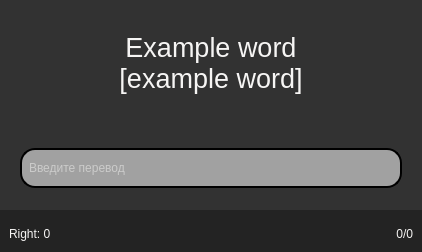
This is res/uis/test_level_1.ui in yasperrus/LearnEnglishSubtitles as Qt 5 draws it before an edit. The edited form follows.
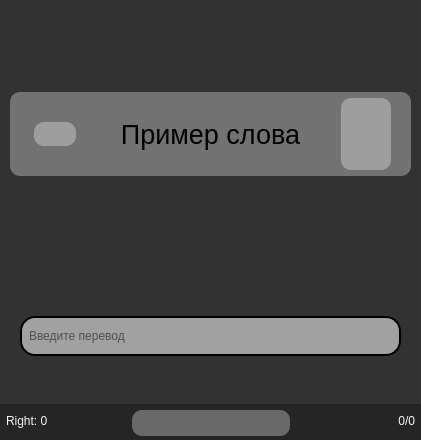
This is the edited form. Icons and pictures are not drawn.

Commit message: add theme settings? user can change background and text color. All this savable.

```diff
--- a/res/uis/test_level_1.ui
+++ b/res/uis/test_level_1.ui
@@ -6,8 +6,8 @@
    <rect>
     <x>0</x>
     <y>0</y>
-    <width>422</width>
-    <height>252</height>
+    <width>421</width>
+    <height>440</height>
    </rect>
   </property>
   <property name="sizePolicy">
@@ -39,7 +39,7 @@
     <number>0</number>
    </property>
    <item>
-    <widget class="QWidget" name="widget" native="true">
+    <widget class="QWidget" name="test_main_widget" native="true">
      <property name="sizePolicy">
       <sizepolicy hsizetype="Expanding" vsizetype="Expanding">
        <horstretch>0</horstretch>
@@ -55,7 +55,7 @@
      <property name="styleSheet">
       <string notr="true">background-color: rgba(50, 50, 50, 255);</string>
      </property>
-     <layout class="QVBoxLayout" name="verticalLayout_3" stretch="3,2,0">
+     <layout class="QVBoxLayout" name="verticalLayout_3" stretch="2,1,0">
       <property name="spacing">
        <number>0</number>
       </property>
@@ -71,8 +71,8 @@
       <property name="bottomMargin">
        <number>0</number>
       </property>
-      <item>
-       <widget class="QWidget" name="widget" native="true">
+      <item alignment="Qt::AlignVCenter">
+       <widget class="QWidget" name="widget_2" native="true">
         <property name="sizePolicy">
          <sizepolicy hsizetype="Preferred" vsizetype="Preferred">
           <horstretch>0</horstretch>
@@ -85,23 +85,25 @@
           <height>16777215</height>
          </size>
         </property>
-        <layout class="QHBoxLayout" name="horizontalLayout" stretch="0,1,0">
-         <property name="spacing">
-          <number>0</number>
-         </property>
+        <property name="styleSheet">
+         <string notr="true">margin: 10px;
+background-color: rgba(255, 255, 255, 80);
+border-radius: 10px;</string>
+        </property>
+        <layout class="QHBoxLayout" name="horizontalLayout_9" stretch="0,0,0">
          <property name="leftMargin">
           <number>6</number>
          </property>
          <property name="topMargin">
-          <number>0</number>
+          <number>6</number>
          </property>
          <property name="rightMargin">
           <number>6</number>
          </property>
          <property name="bottomMargin">
-          <number>0</number>
+          <number>6</number>
          </property>
-         <item>
+         <item alignment="Qt::AlignHCenter">
           <widget class="QPushButton" name="but_hard">
            <property name="sizePolicy">
             <sizepolicy hsizetype="Preferred" vsizetype="Maximum">
@@ -112,8 +114,9 @@
            <property name="styleSheet">
             <string notr="true">QPushButton {
 color: rgb(250, 250, 250);
-background-color: rgba(255, 255, 255, 0);
+background-color: rgba(255, 255, 255, 80);
 border: 0px solid #ffffff;
+padding:5px;
 }</string>
            </property>
            <property name="text">
@@ -136,24 +139,16 @@
          </item>
          <item>
           <widget class="QLabel" name="label_word">
-           <property name="sizePolicy">
-            <sizepolicy hsizetype="Expanding" vsizetype="Expanding">
-             <horstretch>0</horstretch>
-             <verstretch>0</verstretch>
-            </sizepolicy>
-           </property>
            <property name="font">
             <font>
              <pointsize>20</pointsize>
             </font>
            </property>
            <property name="styleSheet">
-            <string notr="true">background-color: rgba(255, 255, 255, 0);
-color: rgb(246, 245, 244);</string>
+            <string notr="true">background-color: rgba(255, 255, 255, 0);</string>
            </property>
            <property name="text">
-            <string>Example word
-[example word]</string>
+            <string>Пример слова</string>
            </property>
            <property name="alignment">
             <set>Qt::AlignCenter</set>
@@ -162,15 +157,13 @@
             <bool>true</bool>
            </property>
            <property name="margin">
-            <number>10</number>
+            <number>0</number>
            </property>
           </widget>
          </item>
-         <item>
-          <layout class="QVBoxLayout" name="verticalLayout_4">
-           <property name="spacing">
-            <number>0</number>
-           </property>
+         <item alignment="Qt::AlignHCenter">
+          <widget class="QWidget" name="widget_6" native="true">
+           <layout class="QVBoxLayout" name="verticalLayout_8">
            <item>
             <widget class="QLabel" name="label_right">
              <property name="minimumSize">
@@ -226,6 +219,7 @@
             </widget>
            </item>
           </layout>
+          </widget>
          </item>
         </layout>
        </widget>
@@ -245,7 +239,7 @@
          </size>
         </property>
         <property name="styleSheet">
-         <string notr="true"/>
+         <string notr="true">background-color: rgba(255, 255, 255, 0);</string>
         </property>
         <layout class="QHBoxLayout" name="horizontalLayout_2">
          <property name="leftMargin">
@@ -270,7 +264,6 @@
            </property>
            <property name="styleSheet">
             <string notr="true">border-radius: 15px;
-color: rgb(246, 245, 244);
 background-color: rgba(220, 220, 220, 167);
 border: 2px solid #000;
 padding-left: 5px;
@@ -288,10 +281,10 @@
         </layout>
        </widget>
       </item>
-      <item>
+      <item alignment="Qt::AlignBottom">
        <widget class="QWidget" name="widget" native="true">
         <property name="sizePolicy">
-         <sizepolicy hsizetype="Expanding" vsizetype="Expanding">
+         <sizepolicy hsizetype="Preferred" vsizetype="Preferred">
           <horstretch>0</horstretch>
           <verstretch>0</verstretch>
          </sizepolicy>
@@ -303,7 +296,7 @@
          </size>
         </property>
         <property name="styleSheet">
-         <string notr="true">background-color: rgba(23, 23, 23, 150);</string>
+         <string notr="true">background-color: rgba(23, 23, 23, 120);</string>
         </property>
         <layout class="QHBoxLayout" name="horizontalLayout_3" stretch="1,1,0">
          <property name="spacing">
@@ -319,9 +312,9 @@
           <number>0</number>
          </property>
          <property name="bottomMargin">
-          <number>0</number>
+          <number>4</number>
          </property>
-         <item>
+         <item alignment="Qt::AlignLeft">
           <widget class="QWidget" name="horizontalWidget" native="true">
            <property name="sizePolicy">
             <sizepolicy hsizetype="Expanding" vsizetype="Expanding">
@@ -333,6 +326,18 @@
             <string notr="true">background-color: rgba(0, 0, 0, 0);</string>
            </property>
            <layout class="QHBoxLayout" name="horizontalLayout_4">
+            <property name="leftMargin">
+             <number>6</number>
+            </property>
+            <property name="topMargin">
+             <number>0</number>
+            </property>
+            <property name="rightMargin">
+             <number>0</number>
+            </property>
+            <property name="bottomMargin">
+             <number>4</number>
+            </property>
             <item>
              <widget class="QLabel" name="label_quantity_correct_answer">
               <property name="sizePolicy">
@@ -375,7 +380,7 @@
            </layout>
           </widget>
          </item>
-         <item>
+         <item alignment="Qt::AlignHCenter">
           <widget class="QWidget" name="horizontalWidget_3" native="true">
            <property name="sizePolicy">
             <sizepolicy hsizetype="Expanding" vsizetype="Expanding">
@@ -384,9 +389,22 @@
             </sizepolicy>
            </property>
            <property name="styleSheet">
-            <string notr="true">background-color: rgba(0, 0, 0, 0);</string>
+            <string notr="true">background-color: rgba(255, 255, 255, 80);
+border-radius: 10px;</string>
            </property>
            <layout class="QHBoxLayout" name="horizontalLayout_6">
+            <property name="leftMargin">
+             <number>0</number>
+            </property>
+            <property name="topMargin">
+             <number>4</number>
+            </property>
+            <property name="rightMargin">
+             <number>0</number>
+            </property>
+            <property name="bottomMargin">
+             <number>4</number>
+            </property>
             <item>
              <widget class="QPushButton" name="but_back">
               <property name="sizePolicy">
@@ -505,7 +523,7 @@
            </layout>
           </widget>
          </item>
-         <item>
+         <item alignment="Qt::AlignRight">
           <widget class="QWidget" name="horizontalWidget_2" native="true">
            <property name="sizePolicy">
             <sizepolicy hsizetype="Expanding" vsizetype="Expanding">
@@ -517,6 +535,18 @@
             <string notr="true">background-color: rgba(0, 0, 0, 0);</string>
            </property>
            <layout class="QHBoxLayout" name="horizontalLayout_5">
+            <property name="leftMargin">
+             <number>0</number>
+            </property>
+            <property name="topMargin">
+             <number>0</number>
+            </property>
+            <property name="rightMargin">
+             <number>6</number>
+            </property>
+            <property name="bottomMargin">
+             <number>4</number>
+            </property>
             <item>
              <widget class="QLabel" name="label_count_list">
               <property name="sizePolicy">
```
Lines whose indentation alone changed are shown as unchanged. The commit also changes 23 other files.
